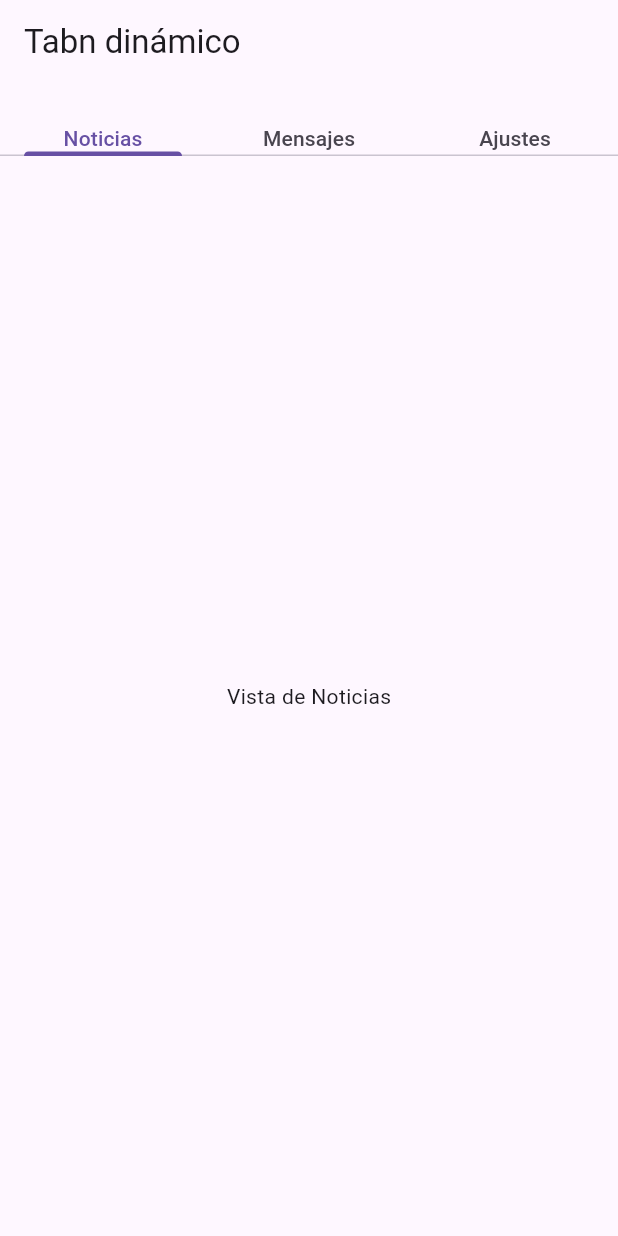
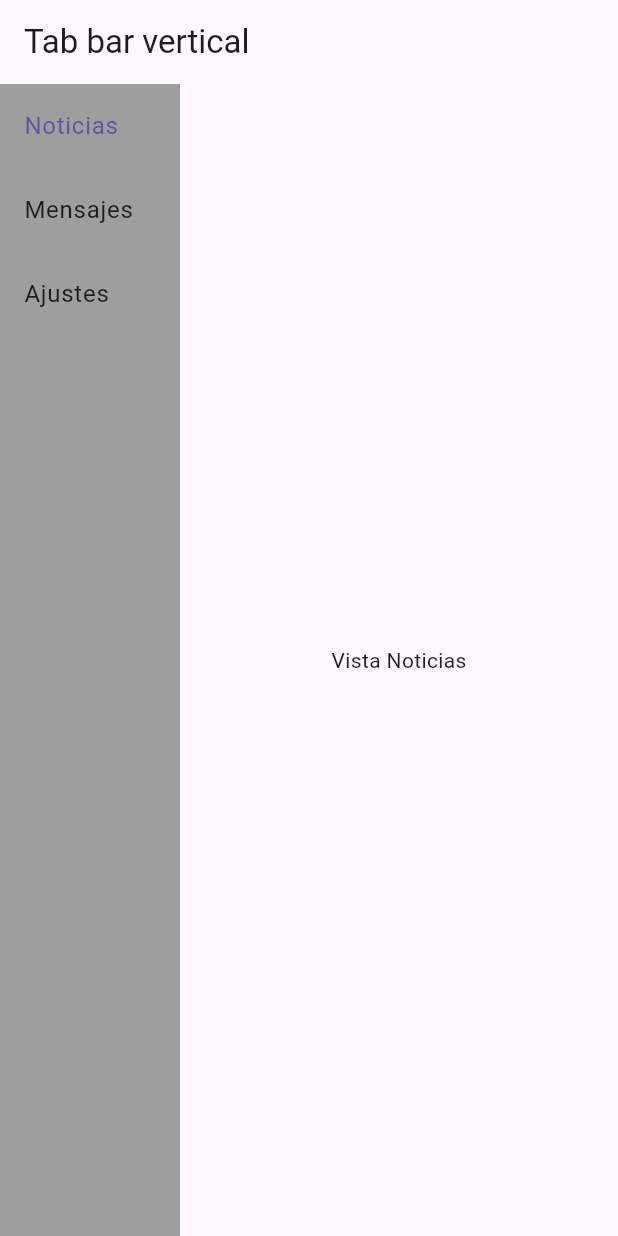
Before and after one commit to fr4nsgallegos/wathsappg14, a Flutter app: the screen it shows after launch, on a phone screen of 412 x 824 dp. Run offline on Flutter 3.47's test engine with Material 3 defaults, Android fonts, the phone set to English and light mode, and no system bars.

Commit message:
simulacion de un tababar de manera vertical

```diff
--- a/lib/main.dart
+++ b/lib/main.dart
@@ -1,10 +1,11 @@
 import 'package:flutter/material.dart';
 import 'package:whatsappg14/pages/home_page.dart';
-import 'package:whatsappg14/pages/tabbar_page_simple.dart';
-import 'package:whatsappg14/pages/tabbar_state_page.dart';
+import 'package:whatsappg14/pages/widgets/tabbar_page_simple.dart';
+import 'package:whatsappg14/pages/widgets/tabbar_state_page.dart';
+import 'package:whatsappg14/pages/widgets/tabbar_vertical.dart';
 
 void main() {
   runApp(
-    MaterialApp(home: TabbarStatePage(), debugShowCheckedModeBanner: false),
+    MaterialApp(home: TabbarVertical(), debugShowCheckedModeBanner: false),
   );
 }
--- a/lib/pages/home_page.dart
+++ b/lib/pages/home_page.dart
@@ -1,10 +1,10 @@
 import 'package:flutter/material.dart';
 
 class HomePage extends StatelessWidget {
-  const HomePage({super.key});
-
+  HomePage({super.key});
+  List<String> titulos = ["Noticias", "Mensajes", "Ajustes"];
   @override
   Widget build(BuildContext context) {
-    return Scaffold();
+    return Scaffold(appBar: AppBar(title: Text("Tab bar vertical")));
   }
 }
--- /dev/null
+++ b/lib/pages/widgets/tabbar_vertical.dart
@@ -0,0 +1,45 @@
+import 'package:flutter/material.dart';
+
+class TabbarVertical extends StatefulWidget {
+  TabbarVertical({super.key});
+
+  @override
+  State<TabbarVertical> createState() => _TabbarVerticalState();
+}
+
+class _TabbarVerticalState extends State<TabbarVertical> {
+  List<String> titulos = ["Noticias", "Mensajes", "Ajustes"];
+
+  int selectedIndex = 0;
+
+  @override
+  Widget build(BuildContext context) {
+    return Scaffold(
+      appBar: AppBar(title: Text("Tab bar vertical")),
+      body: Row(
+        children: [
+          Container(
+            width: 120,
+            color: Colors.grey,
+            child: Column(
+              children: List.generate(titulos.length, (index) {
+                return ListTile(
+                  title: Text(titulos[index]),
+                  selected: selectedIndex == index,
+                  onTap: () {
+                    setState(() {
+                      selectedIndex = index;
+                    });
+                  },
+                );
+              }),
+            ),
+          ),
+          Expanded(
+            child: Center(child: Text("Vista ${titulos[selectedIndex]}")),
+          ),
+        ],
+      ),
+    );
+  }
+}
```
Also changed, not shown: lib/pages/widgets/tabbar_page_simple.dart (renamed from lib/pages/tabbar_page_simple.dart), lib/pages/widgets/tabbar_state_page.dart (renamed from lib/pages/tabbar_state_page.dart).
